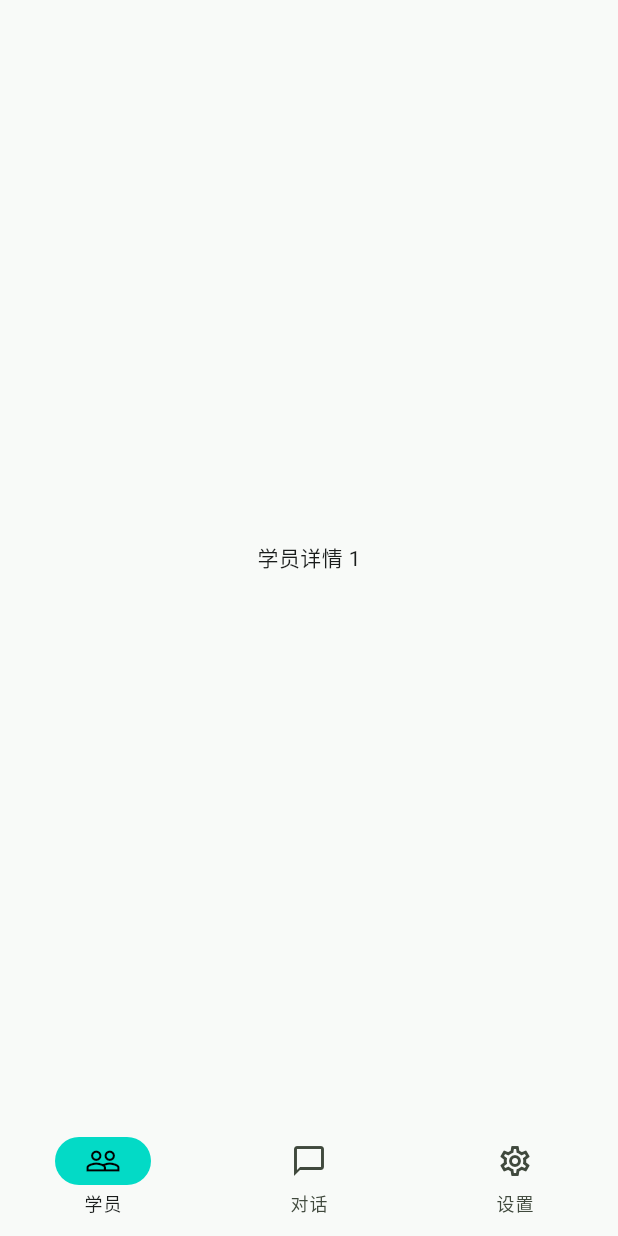
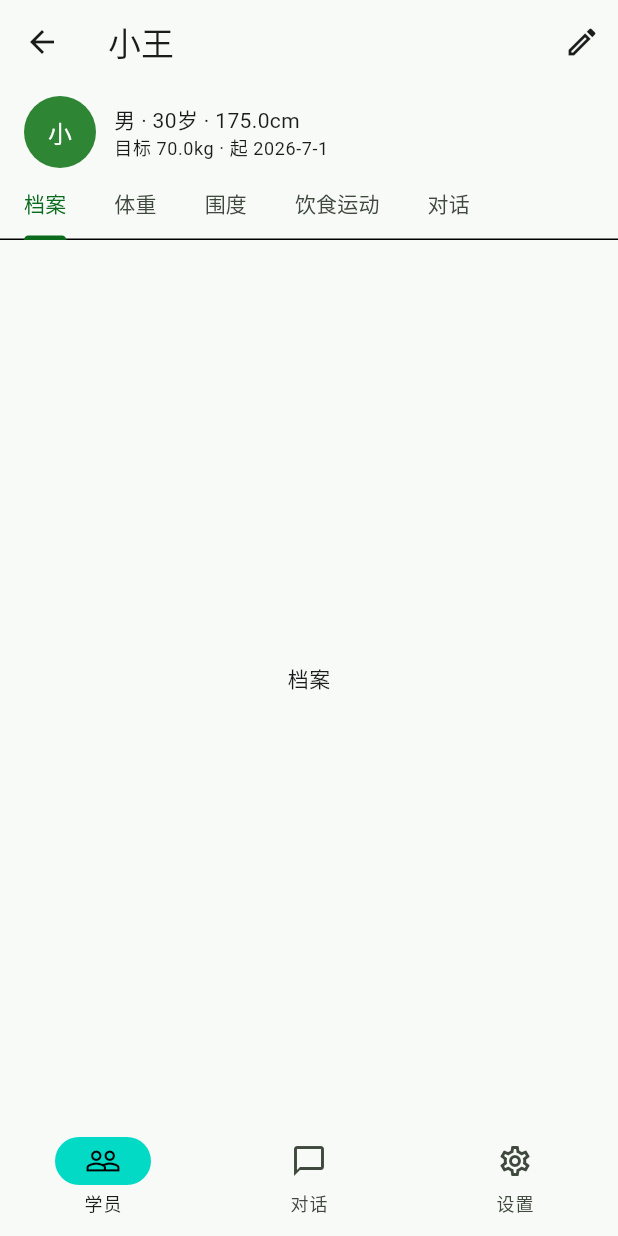
Before and after one commit to Casertmisten/slim-bot, a Flutter app: the screen it shows after launch, after a tap on an icon or button, on a phone screen of 412 x 824 dp. Run offline on Flutter 3.47's test engine with Material 3 defaults, Android fonts, the phone set to English and light mode, and no system bars; our stand-ins replace dio, flutter_riverpod, go_router, shared_preferences.

Commit message:
feat: 实现学员详情页 Tab 骨架

```diff
--- a/lib/features/students/pages/student_detail_page.dart
+++ b/lib/features/students/pages/student_detail_page.dart
@@ -1,9 +1,90 @@
 import 'package:flutter/material.dart';
+import 'package:flutter_riverpod/flutter_riverpod.dart';
+import 'package:go_router/go_router.dart';
+import '../../../core/responsive.dart';
+import '../providers/student_providers.dart';
+import '../widgets/student_header.dart';
 
-final class StudentDetailPage extends StatelessWidget {
+class StudentDetailPage extends ConsumerWidget {
   final int id;
   const StudentDetailPage({super.key, required this.id});
+
   @override
-  Widget build(BuildContext context) =>
-      Scaffold(body: Center(child: Text('学员详情 $id')));
+  Widget build(BuildContext context, WidgetRef ref) {
+    final async = ref.watch(studentProvider(id));
+    return Scaffold(
+      appBar: AppBar(
+        title: async.maybeWhen(
+            data: (s) => Text(s.name), orElse: () => const Text('学员详情')),
+        actions: [
+          IconButton(
+            icon: const Icon(Icons.edit_outlined),
+            onPressed: () => context.push('/students/$id/edit'),
+          ),
+        ],
+      ),
+      body: async.when(
+        data: (student) => _DetailTabs(id: id),
+        loading: () => const Center(child: CircularProgressIndicator()),
+        error: (e, _) => Center(child: Text('加载失败：$e')),
+      ),
+    );
+  }
 }
+
+class _DetailTabs extends ConsumerStatefulWidget {
+  final int id;
+  const _DetailTabs({required this.id});
+
+  @override
+  ConsumerState<_DetailTabs> createState() => _DetailTabsState();
+}
+
+class _DetailTabsState extends ConsumerState<_DetailTabs>
+    with SingleTickerProviderStateMixin {
+  late final TabController _tab = TabController(length: 5, vsync: this);
+
+  @override
+  void dispose() {
+    _tab.dispose();
+    super.dispose();
+  }
+
+  @override
+  Widget build(BuildContext context) {
+    final student = ref.watch(studentProvider(widget.id)).valueOrNull;
+    return Column(
+      children: [
+        if (student != null) StudentHeader(student: student),
+        TabBar(
+          controller: _tab,
+          tabAlignment: TabAlignment.start,
+          isScrollable: true,
+          tabs: const [
+            Tab(text: '档案'),
+            Tab(text: '体重'),
+            Tab(text: '围度'),
+            Tab(text: '饮食运动'),
+            Tab(text: '对话'),
+          ],
+        ),
+        Expanded(
+          child: Padding(
+            padding: EdgeInsets.all(contentMargin(context)),
+            child: TabBarView(
+              controller: _tab,
+              // 占位：后续阶段填充真实内容
+              children: const [
+                Center(child: Text('档案')),
+                Center(child: Text('体重（阶段3实现）')),
+                Center(child: Text('围度（阶段3实现）')),
+                Center(child: Text('饮食运动（阶段3实现）')),
+                Center(child: Text('对话（阶段4实现）')),
+              ],
+            ),
+          ),
+        ),
+      ],
+    );
+  }
+}
--- /dev/null
+++ b/lib/features/students/widgets/student_header.dart
@@ -0,0 +1,34 @@
+import 'package:flutter/material.dart';
+import '../../../core/models/models.dart';
+
+/// 学员详情头部摘要
+class StudentHeader extends StatelessWidget {
+  final Student student;
+  const StudentHeader({super.key, required this.student});
+
+  @override
+  Widget build(BuildContext context) {
+    return Padding(
+      padding: const EdgeInsets.fromLTRB(16, 8, 16, 0),
+      child: Row(
+        children: [
+          CircleAvatar(radius: 24, child: Text(student.name.characters.first)),
+          const SizedBox(width: 12),
+          Expanded(
+            child: Column(
+              crossAxisAlignment: CrossAxisAlignment.start,
+              children: [
+                Text(
+                    '${student.gender.label} · ${student.age}岁 · ${student.heightCm}cm',
+                    style: Theme.of(context).textTheme.bodyMedium),
+                Text(
+                    '目标 ${student.targetWeightKg}kg · 起 ${student.startDate.year}-${student.startDate.month}-${student.startDate.day}',
+                    style: Theme.of(context).textTheme.bodySmall),
+              ],
+            ),
+          ),
+        ],
+      ),
+    );
+  }
+}
```
